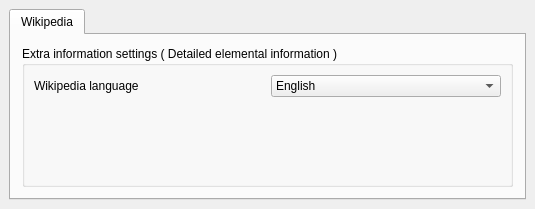
First picture: the form in src/settings_web.ui, repository KDE/kalzium, before the edit.
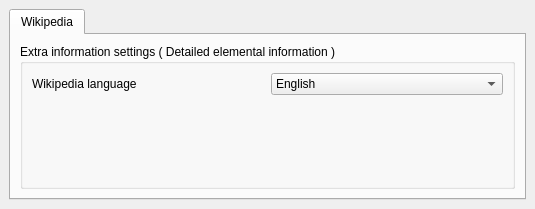
Second picture: the form after the edit. Custom widgets are drawn as their Qt base class.

The edit to the form file:
```diff
--- a/src/settings_web.ui
+++ b/src/settings_web.ui
@@ -161,8 +161,6 @@
    </item>
   </layout>
  </widget>
- <layoutdefault spacing="6" margin="11" />
- <pixmapfunction>qPixmapFromMimeSource</pixmapfunction>
  <customwidgets>
   <customwidget>
    <class>KComboBox</class>
```
